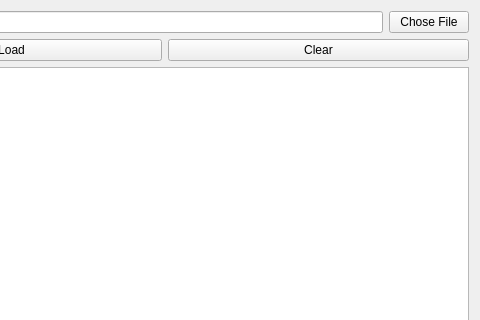
First picture: the form in ui/addFromFileWidget.ui, repository Syadon/BrickCollectionManager, before the edit; both pictures show x 150 to 630 and y 0 to 320 of the 630 by 507 pixel window.
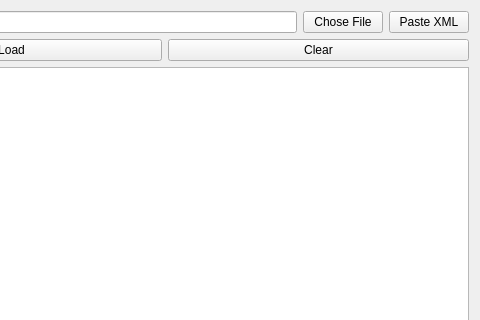
Second picture: the form after the edit. Custom widgets are drawn as their Qt base class.

Commit message: Added the paste xml from clipboard in the add from file. Updated the app version

Patch:
```diff
--- a/ui/addFromFileWidget.ui
+++ b/ui/addFromFileWidget.ui
@@ -33,6 +33,16 @@
        </property>
       </widget>
      </item>
+     <item>
+      <widget class="QPushButton" name="pasteButton">
+       <property name="toolTip">
+        <string>Load XML copied to the clipboard (e.g. from Rebrickable)</string>
+       </property>
+       <property name="text">
+        <string>Paste XML</string>
+       </property>
+      </widget>
+     </item>
     </layout>
    </item>
    <item>
```
The commit also changes 7 other files.
